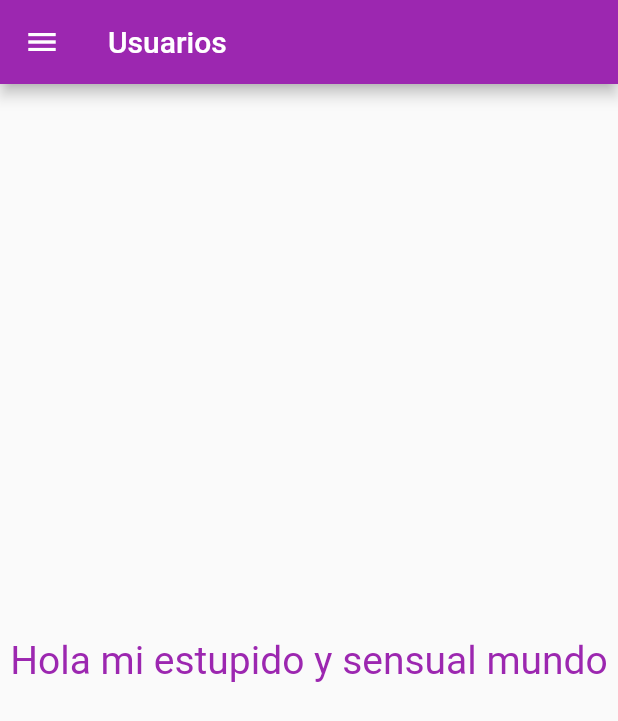
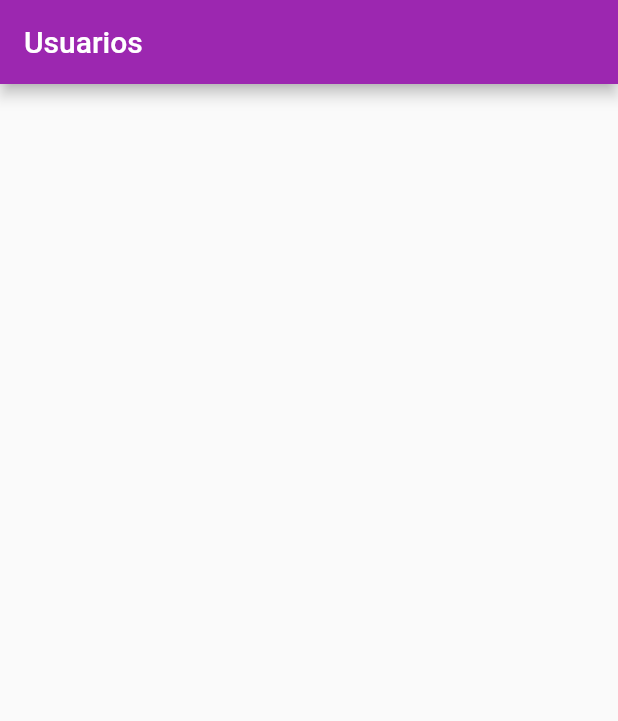
Before and after one commit to KevinTortoledoRodriguez/FlutterApp, a Flutter app: the screen it shows after launch, on a phone screen of 412 x 824 dp. Shown: the top 721 px of the screen. Run offline on Flutter 3.47's test engine with Material 2 defaults, Android fonts, the phone set to English and light mode, and no system bars.

```diff
--- a/lib/main.dart
+++ b/lib/main.dart
@@ -1,5 +1,5 @@
 import 'package:flutter/material.dart';
-import 'menu/menu_lateral.dart';
+
 void main() => runApp(Usuarios());
 
 class Usuarios extends StatelessWidget {
@@ -7,7 +7,6 @@ class Usuarios extends StatelessWidget {
   Widget build(BuildContext context) {
     // TODO: implement build
     return MaterialApp(
-      debugShowCheckedModeBanner: false,
       title: 'Usuarios',
       theme: ThemeData(
         primarySwatch: Colors.purple
@@ -25,16 +24,6 @@ class HomePage extends StatelessWidget {
     // TODO: implement build
     return Scaffold(
       appBar: AppBar(title: Text(title)),
-      body: Center(
-        child: Text(
-          "Hola mi estupido y sensual mundo",
-          style: TextStyle(
-            fontSize: 26,
-            color: Colors.purple
-          ),
-        ),
-      ),
-      drawer: MenuLateral()
     );
   }
 
```
Also changed, not shown: lib/maps/maps.dart (deleted, +0 -21 lines).
